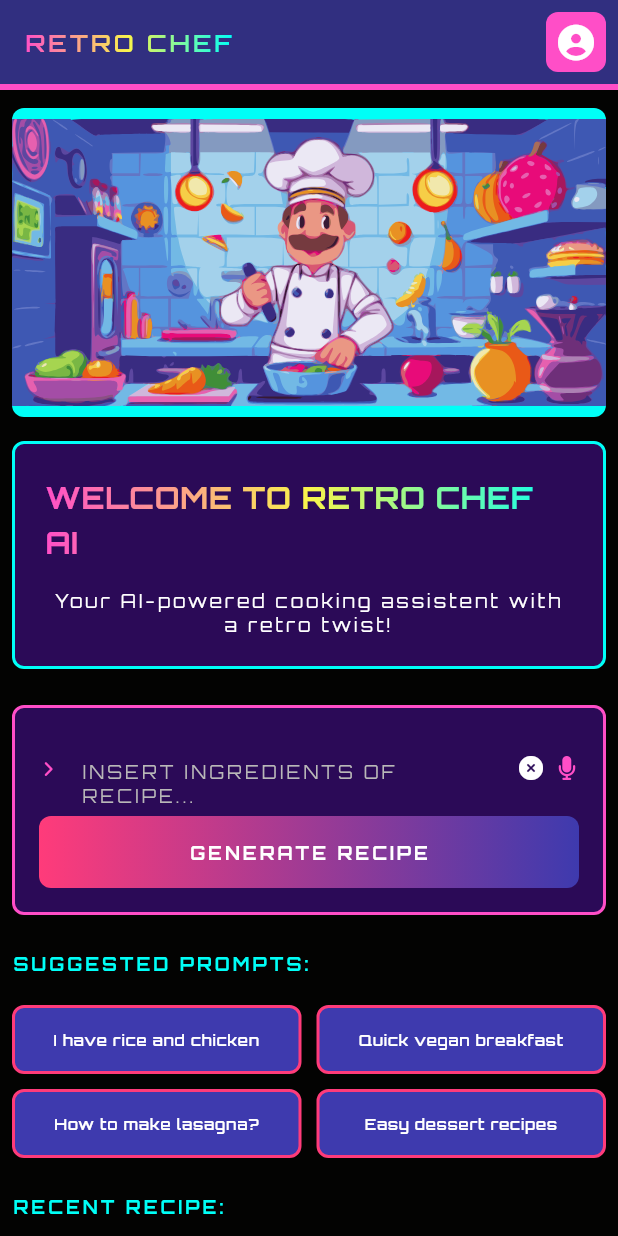
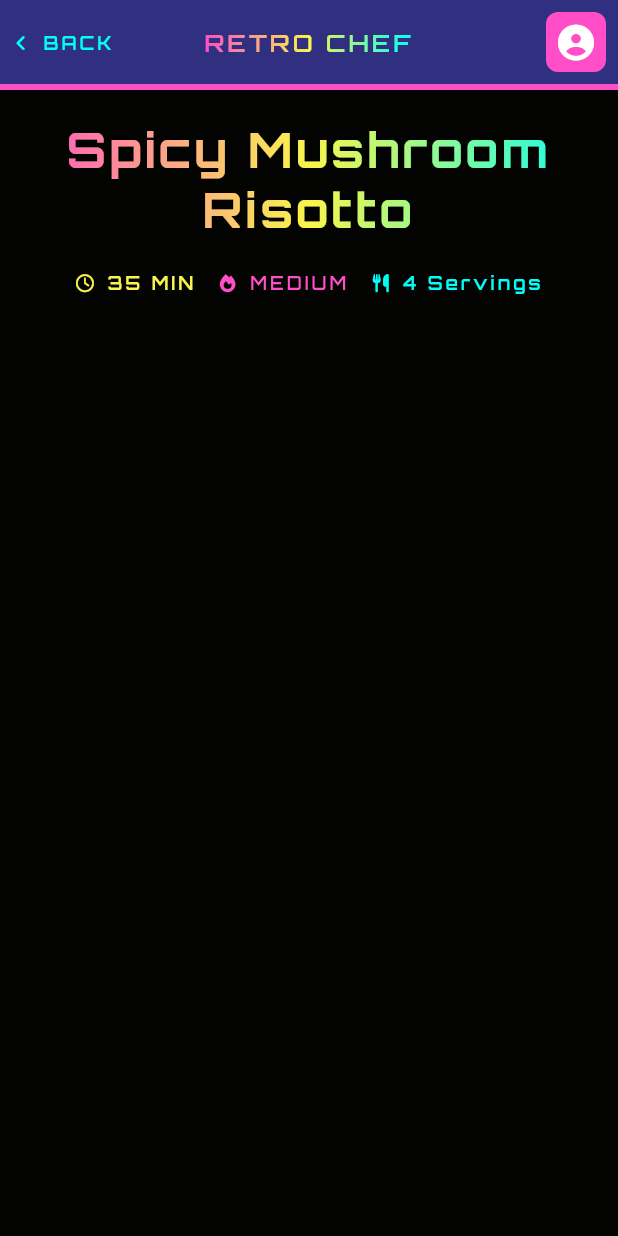
Before and after one commit to Shadowsvg/retro_chef, a Flutter app: the HomePage screen opened directly, after a tap on "GENERATE RECIPE", on a phone screen of 412 x 824 dp. Run offline on Flutter 3.47's test engine with Material 3 defaults, Android fonts, the phone set to English and light mode, and no system bars; our stand-ins replace firebase_ai, firebase_auth, firebase_core, flutter_svg, font_awesome_flutter; accounts and stored records are empty.

Commit message:
started working on recipe page

```diff
--- a/lib/pages/home_page.dart
+++ b/lib/pages/home_page.dart
@@ -3,6 +3,7 @@ import 'package:firebase_auth/firebase_auth.dart';
 import 'package:flutter/material.dart';
 import 'package:flutter_svg/flutter_svg.dart';
 import 'package:retro_chef/auth_service.dart';
+import 'package:retro_chef/pages/recipe_page.dart';
 import 'package:retro_chef/pages/welcome_page.dart';
 import 'package:retro_chef/utils/constants/app_constants.dart';
 import 'package:retro_chef/utils/constants/retro_colors.dart';
@@ -90,6 +91,7 @@ class _HomePageState extends State<HomePage> {
               _suggestedPrompts(),
               SizedBox(height: 24),
               _recentRecipe(),
+              SizedBox(height: 24),
             ],
           ),
         ),
@@ -140,7 +142,16 @@ class _HomePageState extends State<HomePage> {
           SizedBox(height: 8),
           GradientButton(
             label: AppConstants.generateRecipe.toUpperCase(),
-            onTap: () {},
+            onTap: () {
+              Navigator.push(
+                context,
+                MaterialPageRoute(
+                  builder: (context) {
+                    return RecipePage();
+                  },
+                ),
+              );
+            },
           ),
         ],
       ),
--- /dev/null
+++ b/lib/pages/recipe_page.dart
@@ -0,0 +1,95 @@
+import 'package:flutter/material.dart';
+import 'package:font_awesome_flutter/font_awesome_flutter.dart';
+import 'package:retro_chef/utils/constants/app_constants.dart';
+import 'package:retro_chef/utils/constants/retro_colors.dart';
+import 'package:retro_chef/utils/widgets/gradient_text.dart';
+import 'package:retro_chef/utils/widgets/icon_title_widget.dart';
+import 'package:retro_chef/utils/widgets/user_profile_icon.dart';
+
+class RecipePage extends StatelessWidget {
+  const RecipePage({super.key});
+
+  @override
+  Widget build(BuildContext context) {
+    return Scaffold(
+      appBar: _getAppBar(context),
+      body: SingleChildScrollView(
+        child: Padding(
+          padding: const EdgeInsets.symmetric(horizontal: 8, vertical: 20),
+          child: Column(
+            crossAxisAlignment: CrossAxisAlignment.center,
+            children: [
+              _getRecipeTitle(context),
+              SizedBox(height: 20),
+              _getRecipeInfo(),
+            ],
+          ),
+        ),
+      ),
+    );
+  }
+
+  Widget _getRecipeTitle(final BuildContext context) {
+    return GradientText(
+      text: AppConstants.recipeName,
+      gradient: AppConstants.titleGradient,
+      style: Theme.of(context).textTheme.headlineLarge?.copyWith(fontSize: 32),
+    );
+  }
+
+  PreferredSizeWidget? _getAppBar(final BuildContext context) {
+    return AppBar(
+      backgroundColor: RetroColors.textFieldBackground,
+      title: GradientText(
+        text: AppConstants.appTitle.toUpperCase(),
+        gradient: AppConstants.titleGradient,
+        style: Theme.of(context).textTheme.bodyMedium,
+      ),
+      leadingWidth: 100,
+      leading: GestureDetector(
+        onTap: () {
+          Navigator.pop(context);
+        },
+        child: Padding(
+          padding: const EdgeInsets.only(left: 8.0),
+          child: IconTitleWidget(
+            icon: FontAwesomeIcons.angleLeft,
+            title: AppConstants.back.toUpperCase(),
+            iconColor: RetroColors.secondary,
+          ),
+        ),
+      ),
+      centerTitle: true,
+      actions: [UserProfileIcon()],
+      actionsPadding: EdgeInsets.only(right: 8),
+      bottom: PreferredSize(
+        preferredSize: Size.fromHeight(4),
+        child: Container(height: 4, color: RetroColors.accentStart),
+      ),
+    );
+  }
+
+  Widget _getRecipeInfo() {
+    return Row(
+      spacing: 16,
+      mainAxisAlignment: MainAxisAlignment.center,
+      children: [
+        IconTitleWidget(
+          icon: FontAwesomeIcons.clock,
+          title: '35 ${AppConstants.minutes.toUpperCase()}',
+          iconColor: RetroColors.highlight,
+        ),
+        IconTitleWidget(
+          icon: FontAwesomeIcons.fire,
+          title: RecipeDifficulty.medium.getDifficulty(),
+          iconColor: RetroColors.accentStart,
+        ),
+        IconTitleWidget(
+          icon: FontAwesomeIcons.utensils,
+          title: '4 ${AppConstants.servings}',
+          iconColor: RetroColors.secondary,
+        ),
+      ],
+    );
+  }
+}
--- a/lib/utils/constants/app_constants.dart
+++ b/lib/utils/constants/app_constants.dart
@@ -14,6 +14,9 @@ class AppConstants {
   static const String easy = 'Easy';
   static const String medium = 'Medium';
   static const String hard = 'Hard';
+  static const String back = 'Back';
+  static const String recipeName = 'Spicy Mushroom Risotto';
+  static const String servings = 'Servings';
 
   static const int suggestedPromptsCount = 4;
   static const int recentRecipeCount = 3;
--- a/lib/utils/widgets/gradient_text.dart
+++ b/lib/utils/widgets/gradient_text.dart
@@ -19,7 +19,7 @@ class GradientText extends StatelessWidget {
         return gradient.createShader(bounds);
       },
       blendMode: BlendMode.srcIn,
-      child: Text(text, style: style),
+      child: Text(text, style: style, textAlign: TextAlign.center),
     );
   }
 }
--- a/lib/utils/widgets/icon_title_widget.dart
+++ b/lib/utils/widgets/icon_title_widget.dart
@@ -1,5 +1,4 @@
 import 'package:flutter/material.dart';
-import 'package:font_awesome_flutter/font_awesome_flutter.dart';
 
 class IconTitleWidget extends StatelessWidget {
   const IconTitleWidget({
@@ -20,15 +19,16 @@ class IconTitleWidget extends StatelessWidget {
   Widget build(BuildContext context) {
     return Row(
       children: [
-        Icon(FontAwesomeIcons.clock, color: iconColor, size: iconSize ?? 12),
+        Icon(icon, color: iconColor, size: iconSize ?? 12),
         SizedBox(width: 8),
         Text(
           title,
           style:
               style ??
-              Theme.of(
-                context,
-              ).textTheme.labelMedium?.copyWith(fontWeight: FontWeight.w600),
+              Theme.of(context).textTheme.labelMedium?.copyWith(
+                fontWeight: FontWeight.w600,
+                color: iconColor,
+              ),
         ),
       ],
     );
```
